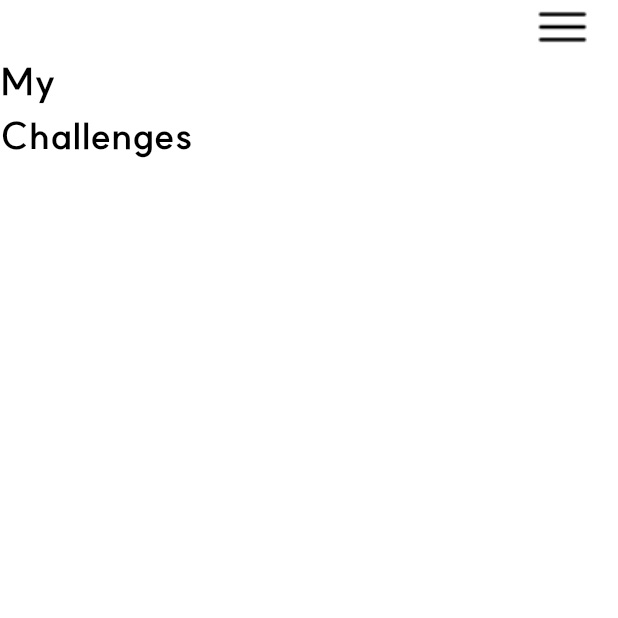
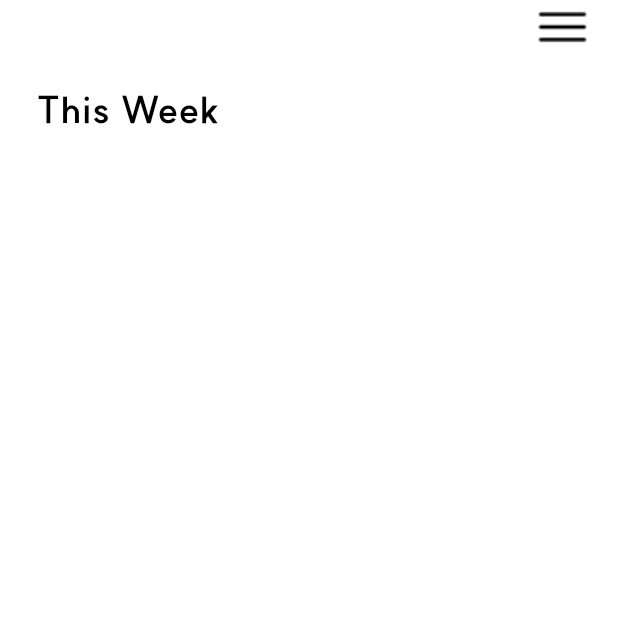
Before and after one commit to zimkjh/BetterThanYesterday, a Flutter app: the InitialPage screen opened by its route, on a phone screen of 412 x 824 dp, the top half of it. Run offline on Flutter 3.47's test engine with Material 3 defaults, Android fonts, the phone set to English and light mode, and no system bars; our stand-ins replace get, get_storage; accounts and stored records are empty; project files that could hold a hidden picture were left out.

Commit message:
Fix initialpage title

```diff
--- a/lib/app/core/language/app_translation.dart
+++ b/lib/app/core/language/app_translation.dart
@@ -4,10 +4,10 @@ class AppTranslation extends Translations {
   @override
   Map<String, Map<String, String>> get keys => {
         'en': {
-          'initial_title': 'My\nChallenges',
+          'initial_title': 'This Week',
         },
         'ko': {
-          'initial_title': '내 목표 정하기',
+          'initial_title': '이번주',
         }
       };
 }
--- a/lib/app/modules/initial/page.dart
+++ b/lib/app/modules/initial/page.dart
@@ -10,6 +10,8 @@ class InitialPage extends StatelessWidget {
 
     return Scaffold(
       body: Column(
+        mainAxisAlignment: MainAxisAlignment.start,
+        crossAxisAlignment: CrossAxisAlignment.start,
         children: [
           SizedBox(height: MediaQuery.of(context).padding.top),
           Container(
@@ -19,6 +21,7 @@ class InitialPage extends StatelessWidget {
           ),
           Container(
             alignment: Alignment.centerLeft,
+            padding: EdgeInsets.symmetric(horizontal: 24, vertical: 19),
             child: Text(
               'initial_title'.tr,
               textAlign: TextAlign.left,
```
